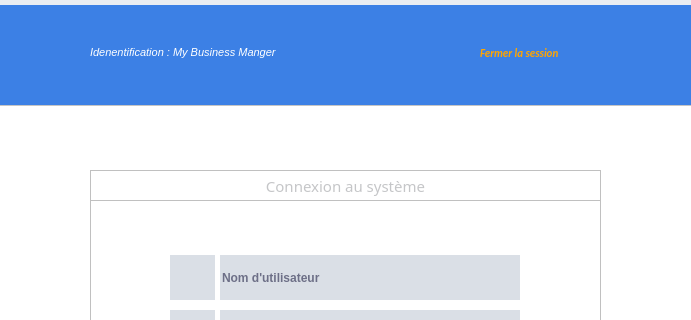
indigene-way/ERP_business_Manager, file DESIGN/DIALOGS/connecterDialog.ui: the form before one commit; both pictures show x 350 to 1041 and y 0 to 320 of the 1371 by 751 pixel window.
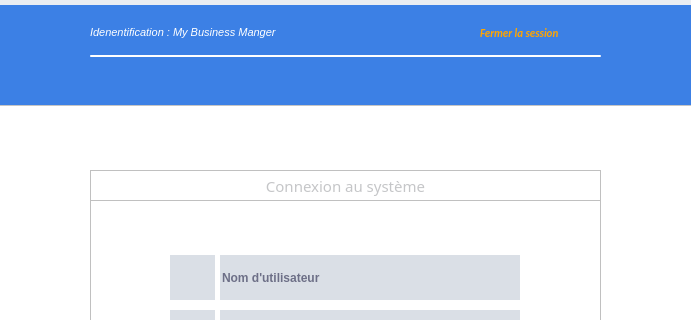
The form after the commit. Icons and pictures are not drawn.

Patch:
```diff
--- a/DESIGN/DIALOGS/connecterDialog.ui
+++ b/DESIGN/DIALOGS/connecterDialog.ui
@@ -707,7 +707,7 @@
      <property name="geometry">
       <rect>
        <x>430</x>
-       <y>30</y>
+       <y>10</y>
        <width>301</width>
        <height>35</height>
       </rect>
@@ -763,7 +763,7 @@
      <property name="geometry">
       <rect>
        <x>820</x>
-       <y>30</y>
+       <y>10</y>
        <width>141</width>
        <height>35</height>
       </rect>
@@ -816,6 +816,22 @@
       </size>
      </property>
     </widget>
+    <widget class="Line" name="line">
+     <property name="geometry">
+      <rect>
+       <x>440</x>
+       <y>50</y>
+       <width>511</width>
+       <height>2</height>
+      </rect>
+     </property>
+     <property name="styleSheet">
+      <string notr="true">background:white;color:white;</string>
+     </property>
+     <property name="orientation">
+      <enum>Qt::Horizontal</enum>
+     </property>
+    </widget>
    </widget>
   </widget>
  </widget>
```
